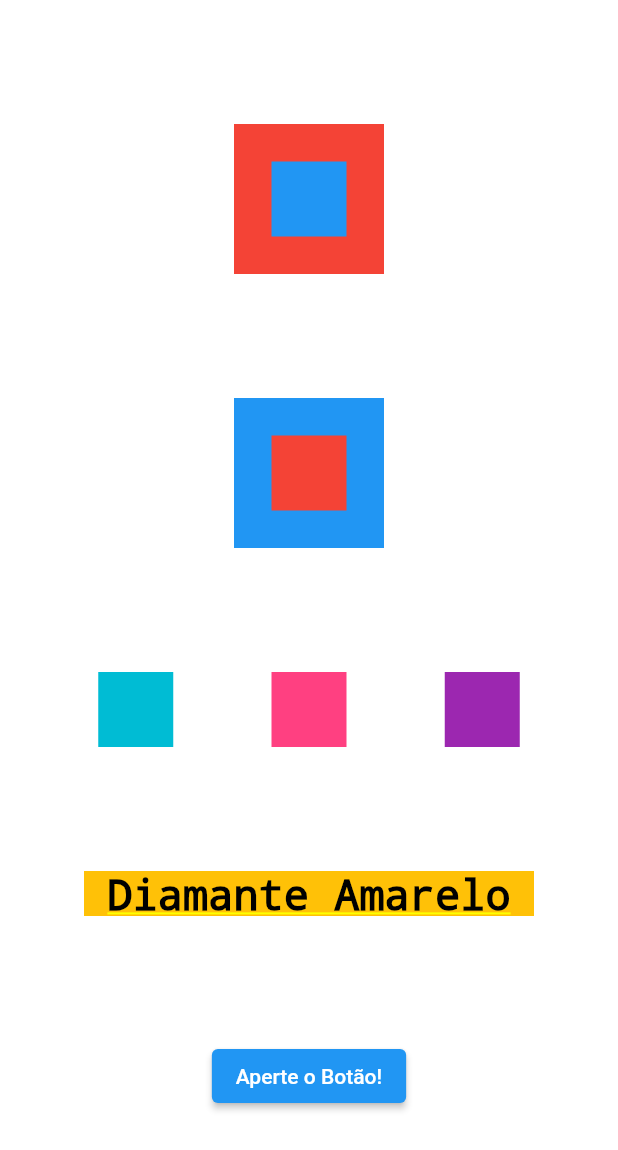
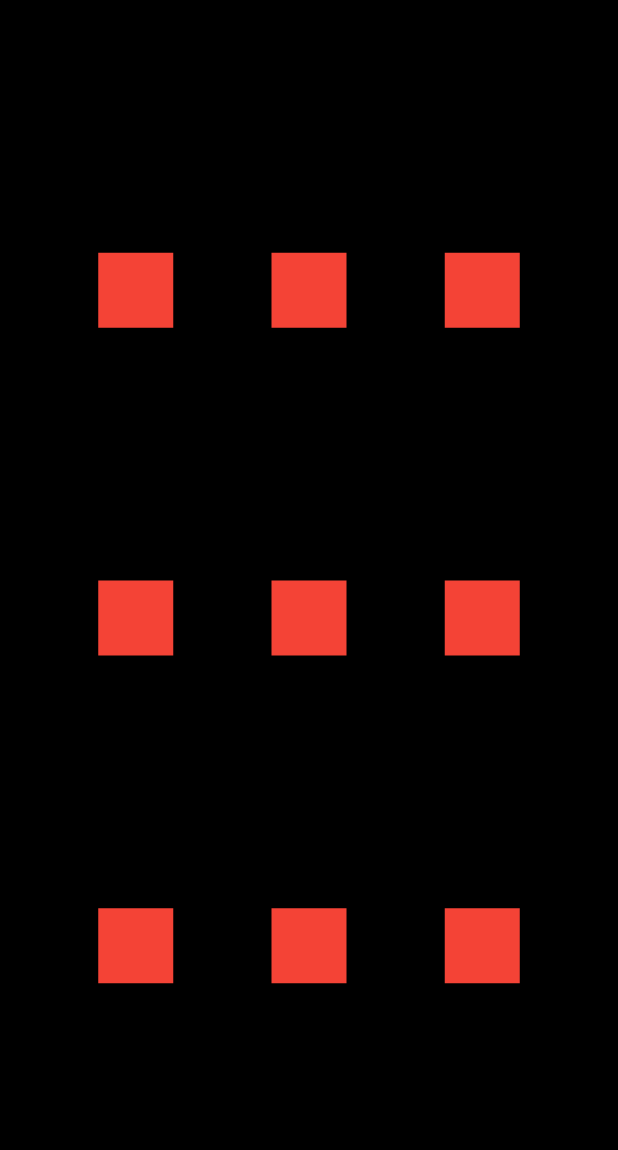
Before and after one commit to vinifoga/alura_challenge, a Flutter app: the screen it shows after launch, on a phone screen of 412 x 824 dp. Shown: the top 1150 px of the screen. Run offline on Flutter 3.47's test engine with Material 2 defaults, Android fonts, the phone set to English and light mode, and no system bars.

Commit message:
working on assignment

```diff
--- a/our_first_project/lib/main.dart
+++ b/our_first_project/lib/main.dart
@@ -1,7 +1,7 @@
 import 'package:flutter/material.dart';
 
 void main() {
-  runApp(const MyApp());
+  runApp(const NewApp());
 }
 
 class MyApp extends StatelessWidget {
@@ -96,3 +96,85 @@ class MyApp extends StatelessWidget {
     );
   }
 }
+
+class NewApp extends StatelessWidget {
+  const NewApp({Key? key}) : super(key: key);
+
+  @override
+  Widget build(BuildContext context) {
+    return MaterialApp(
+      title: 'Flutter Demo',
+      theme: ThemeData(
+        primarySwatch: Colors.blue,
+      ),
+      home: Container(
+        color: Colors.black,
+        child: Column(
+          mainAxisAlignment: MainAxisAlignment.spaceEvenly,
+          children: [
+            Row(
+              mainAxisAlignment: MainAxisAlignment.spaceEvenly,
+              children: [
+                Container(
+                  color: Colors.red,
+                  width: 50,
+                  height: 50,
+                ),
+                Container(
+                  color: Colors.red,
+                  width: 50,
+                  height: 50,
+                ),
+                Container(
+                  color: Colors.red,
+                  width: 50,
+                  height: 50,
+                ),
+              ],
+            ),
+            Row(
+              mainAxisAlignment: MainAxisAlignment.spaceEvenly,
+              children: [
+                Container(
+                  color: Colors.red,
+                  width: 50,
+                  height: 50,
+                ),
+                Container(
+                  color: Colors.red,
+                  width: 50,
+                  height: 50,
+                ),
+                Container(
+                  color: Colors.red,
+                  width: 50,
+                  height: 50,
+                ),
+              ],
+            ),
+            Row(
+              mainAxisAlignment: MainAxisAlignment.spaceEvenly,
+              children: [
+                Container(
+                  color: Colors.red,
+                  width: 50,
+                  height: 50,
+                ),
+                Container(
+                  color: Colors.red,
+                  width: 50,
+                  height: 50,
+                ),
+                Container(
+                  color: Colors.red,
+                  width: 50,
+                  height: 50,
+                ),
+              ],
+            ),
+          ],
+        ),
+      ),
+    );
+  }
+}
```
